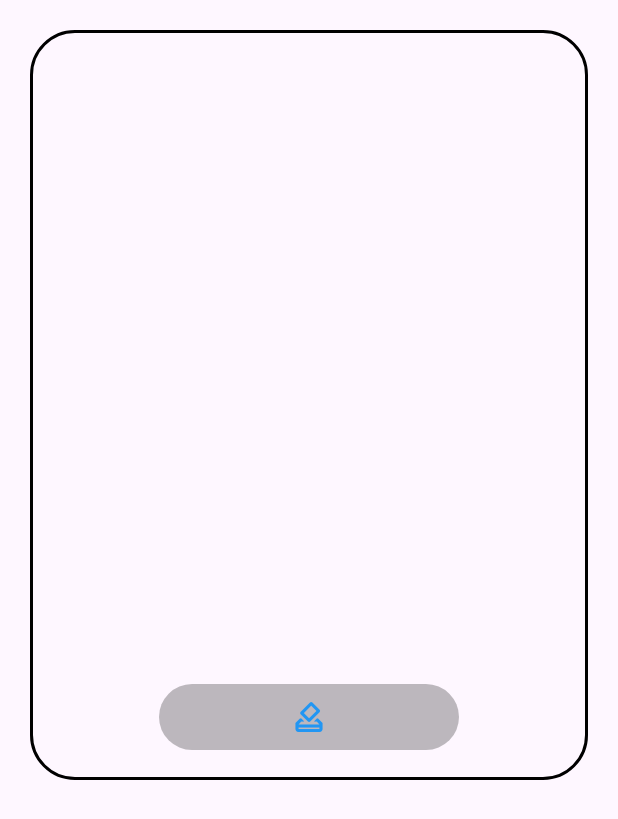
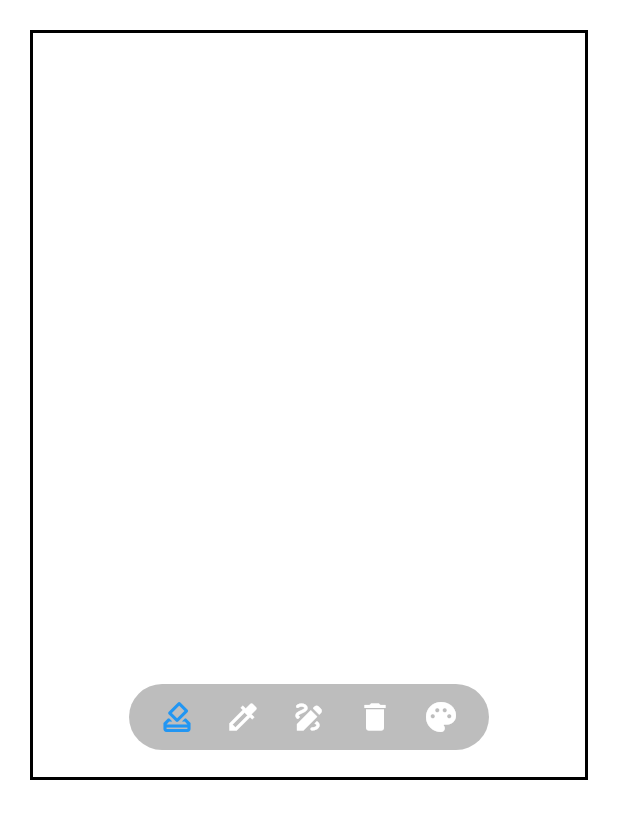
Before and after one commit to imgaon/canvas_app, a Flutter app: the screen it shows after launch, after a tap on the "how to vote" icon, on a phone screen of 412 x 824 dp. Shown: the top 819 px of the screen. Run offline on Flutter 3.47's test engine with Material 3 defaults, Android fonts, the phone set to English and light mode, and no system bars.

Commit message:
캔버스기능 완성

```diff
--- a/lib/domain/model/drawing_points_model.dart
+++ b/lib/domain/model/drawing_points_model.dart
@@ -2,10 +2,12 @@ import 'dart:ui';
 
 class DrawingPointsModel {
   Offset points;
+  Paint paint;
   bool isPoint;
 
   DrawingPointsModel({
     required this.points,
+    required this.paint,
     this.isPoint = true,
   });
 }
--- a/lib/presentation/component/painter/drawing_painter.dart
+++ b/lib/presentation/component/painter/drawing_painter.dart
@@ -4,30 +4,33 @@ import 'package:flutter/material.dart';
 
 class DrawingPainter extends CustomPainter {
   final List<DrawingPointsModel> points;
-  final Color color;
-  final double strokeWidth;
   final bool isEraser;
 
   DrawingPainter({
     super.repaint,
     required this.points,
-    required this.color,
-    required this.strokeWidth,
     required this.isEraser,
   });
 
   @override
   void paint(Canvas canvas, Size size) {
-    Paint paint = Paint()
-      ..color = color
-      ..strokeCap = StrokeCap.round
-      ..strokeWidth = strokeWidth
-      ..style = PaintingStyle.stroke
-      ..isAntiAlias = true;
-
     for (int i = 0; i < points.length - 1; i++) {
       if (points[i].isPoint && points[i + 1].isPoint) {
-        canvas.drawLine(points[i].points, points[i + 1].points, paint);
+        Offset currentPoints = points[i].points;
+        Offset nextPoints = points[i + 1].points;
+
+        if (currentPoints.dx < 0) currentPoints = Offset(0, currentPoints.dy);
+        if (currentPoints.dy < 0) currentPoints = Offset(currentPoints.dx, 0);
+        if (currentPoints.dx > size.width) currentPoints = Offset(size.width, currentPoints.dy);
+        if (currentPoints.dy > size.height) currentPoints = Offset(currentPoints.dx, size.height);
+
+        if (nextPoints.dx < 0) nextPoints = Offset(0, nextPoints.dy);
+        if (nextPoints.dy < 0) nextPoints = Offset(nextPoints.dx, 0);
+        if (nextPoints.dx > size.width) nextPoints = Offset(size.width, nextPoints.dy);
+        if (nextPoints.dy > size.height) nextPoints = Offset(nextPoints.dx, size.height);
+
+
+        canvas.drawLine(currentPoints, nextPoints, points[i].paint);
       }
     }
   }
--- a/lib/presentation/component/widget/canvas_widget.dart
+++ b/lib/presentation/component/widget/canvas_widget.dart
@@ -1,17 +1,14 @@
+import 'dart:developer';
+
 import 'package:canvas_app/domain/model/drawing_points_model.dart';
+import 'package:canvas_app/presentation/component/dialog/brush_width_dialog.dart';
+import 'package:canvas_app/presentation/component/dialog/color_picker_dialog.dart';
 import 'package:canvas_app/presentation/component/painter/drawing_painter.dart';
-import 'package:flutter/cupertino.dart';
 import 'package:flutter/material.dart';
-import 'package:flutter/widgets.dart';
 
 class CanvasWidget extends StatefulWidget {
-  final Color color;
-  final double strokeWidth;
-
   const CanvasWidget({
     super.key,
-    required this.color,
-    required this.strokeWidth,
   });
 
   @override
@@ -22,6 +19,8 @@ class _CanvasWidgetState extends State<CanvasWidget> {
   List<DrawingPointsModel> points = [];
   bool isEraser = false;
   List<bool> items = [false, false];
+  double stroke = 5;
+  Color color = Colors.black;
 
   @override
   Widget build(BuildContext context) {
@@ -29,7 +28,7 @@ class _CanvasWidgetState extends State<CanvasWidget> {
       alignment: Alignment.bottomCenter,
       children: [
         canvas(),
-        bottomBar(),
+        bottomBar(context),
       ],
     );
   }
@@ -39,12 +38,18 @@ class _CanvasWidgetState extends State<CanvasWidget> {
       onPanUpdate: (details) {
         points.add(DrawingPointsModel(
           points: details.localPosition,
+          paint: Paint()
+            ..color = isEraser ? Colors.white : color
+            ..strokeCap = StrokeCap.round
+            ..strokeWidth = stroke
+            ..style = PaintingStyle.stroke
+            ..isAntiAlias = true,
           isPoint: true,
         ));
         setState(() {});
       },
       onPanEnd: (details) {
-        points.add(DrawingPointsModel(points: Offset.zero, isPoint: false));
+        points.add(DrawingPointsModel(points: Offset.zero, paint: Paint(), isPoint: false));
         setState(() {});
       },
       child: Container(
@@ -52,25 +57,23 @@ class _CanvasWidgetState extends State<CanvasWidget> {
         height: 500,
         decoration: BoxDecoration(
           border: Border.all(width: 2, color: Colors.black),
-          borderRadius: BorderRadius.circular(30),
         ),
         child: CustomPaint(
           painter: DrawingPainter(
-              points: points,
-              color: widget.color,
-              strokeWidth: widget.strokeWidth,
-              isEraser: isEraser),
+            points: points,
+            isEraser: isEraser,
+          ),
           child: Container(),
         ),
       ),
     );
   }
 
-  Widget bottomBar() {
+  Widget bottomBar(BuildContext context) {
     return Container(
-      width: 200,
-      margin: EdgeInsets.only(bottom: 20),
-      padding: EdgeInsets.all(10),
+      width: 240,
+      margin: const EdgeInsets.only(bottom: 20),
+      padding: const EdgeInsets.all(10),
       decoration: BoxDecoration(
         color: Colors.black26,
         borderRadius: BorderRadius.circular(50),
@@ -83,8 +86,47 @@ class _CanvasWidgetState extends State<CanvasWidget> {
             isSelected: items[0],
             onTap: () {
               selectedItem(0);
-              items[0] ? isEraser = true : isEraser = false;
               setState(() {});
+            },
+          ),
+          const SizedBox(width: 20),
+          iconButton(
+              icon: Icons.colorize,
+              isSelected: items[1],
+              onTap: () {
+                selectedItem(1);
+                setState(() {});
+              }),
+          const SizedBox(width: 20),
+          iconButton(
+            icon: Icons.draw,
+            isSelected: false,
+            onTap: () async {
+              final newStroke = await showBrushDialog(context);
+              if (newStroke != 0) {
+                stroke = newStroke;
+              }
+            },
+          ),
+          const SizedBox(width: 20),
+          iconButton(
+            icon: Icons.delete,
+            isSelected: false,
+            onTap: () {
+              points.clear();
+              setState(() {});
+            },
+          ),
+          const SizedBox(width: 20),
+          iconButton(
+            icon: Icons.palette,
+            isSelected: false,
+            onTap: () async {
+              final Color? newColor = await showColorPicker(context);
+              log(newColor.toString());
+              if (newColor != null) color = newColor;
+
+              log(color.toString());
             },
           ),
         ],
@@ -111,5 +153,7 @@ class _CanvasWidgetState extends State<CanvasWidget> {
         items[i] = i == index;
       }
     }
+
+    items[0] ? isEraser = true : isEraser = false;
   }
 }
--- a/lib/presentation/screen/home_screen.dart
+++ b/lib/presentation/screen/home_screen.dart
@@ -29,13 +29,14 @@ class _HomeScreenState extends State<HomeScreen> {
 
   @override
   Widget build(BuildContext context) {
-      return Scaffold(
+    return Scaffold(
+      backgroundColor: Colors.white,
       body: SafeArea(
         child: Padding(
           padding: EdgeInsets.all(20),
           child: Column(
             children: [
-              CanvasWidget(color: Colors.red, strokeWidth: 5,),
+              CanvasWidget(),
             ],
           ),
         ),
```
Also changed, not shown: lib/presentation/component/dialog/brush_width_dialog.dart (+111 -0 lines), lib/presentation/component/dialog/color_picker_dialog.dart (+221 -0 lines), lib/presentation/component/painter/color_area_painter.dart (added, +53 -0 lines).
